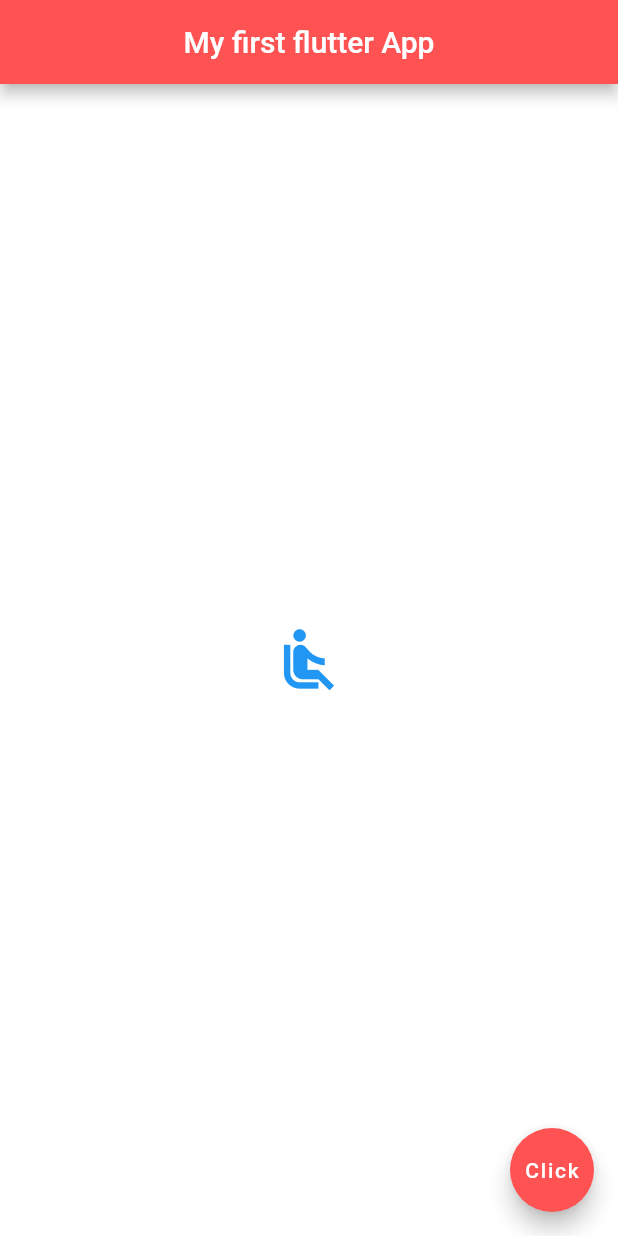
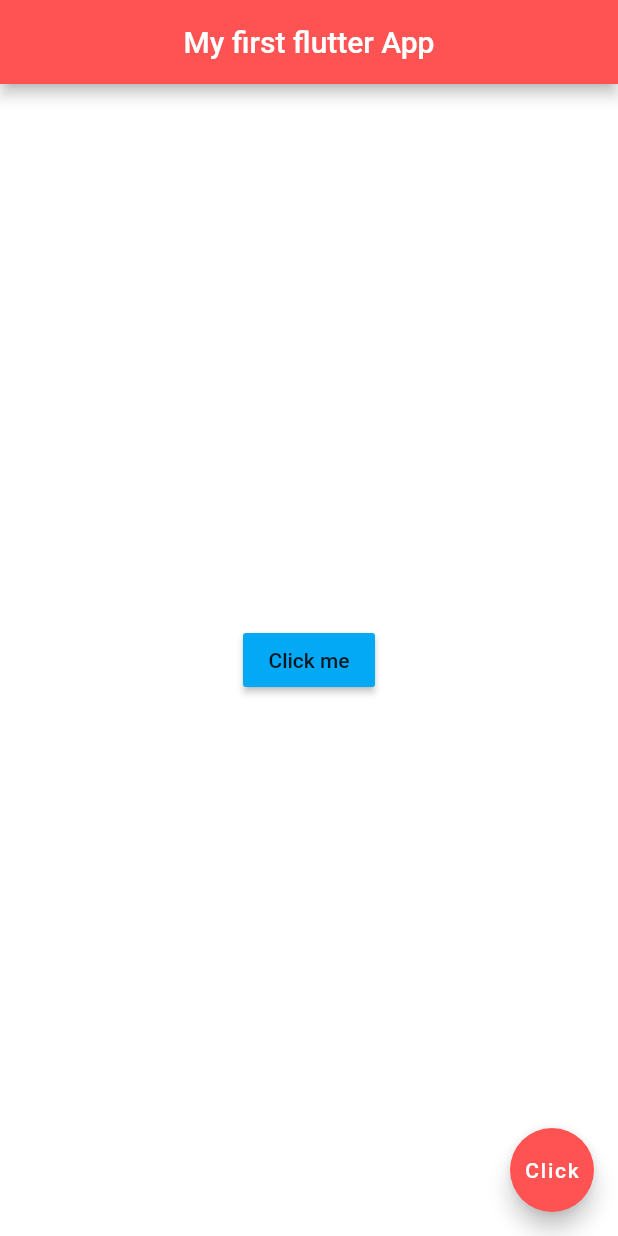
Before and after one commit to Lakshan555/FlutterTest, a Flutter app: the screen it shows after launch, on a phone screen of 412 x 824 dp. Run offline on Flutter 3.47's test engine with Material 2 defaults, Android fonts, the phone set to English and light mode, and no system bars.

Commit message:
RaisedButton

```diff
--- a/lib/main.dart
+++ b/lib/main.dart
@@ -16,12 +16,11 @@ class Home extends StatelessWidget {
       ),
 
       body: Center(
-        child: Icon(
-          Icons.airline_seat_recline_normal,
-          size: 50,
-          color: Colors.blue,
-
-        ),
+        child: RaisedButton(
+          onPressed: () {  },
+          child: Text('Click me'),
+          color: Colors.lightBlue,
+        )
       ),
 
       floatingActionButton: FloatingActionButton(
```
